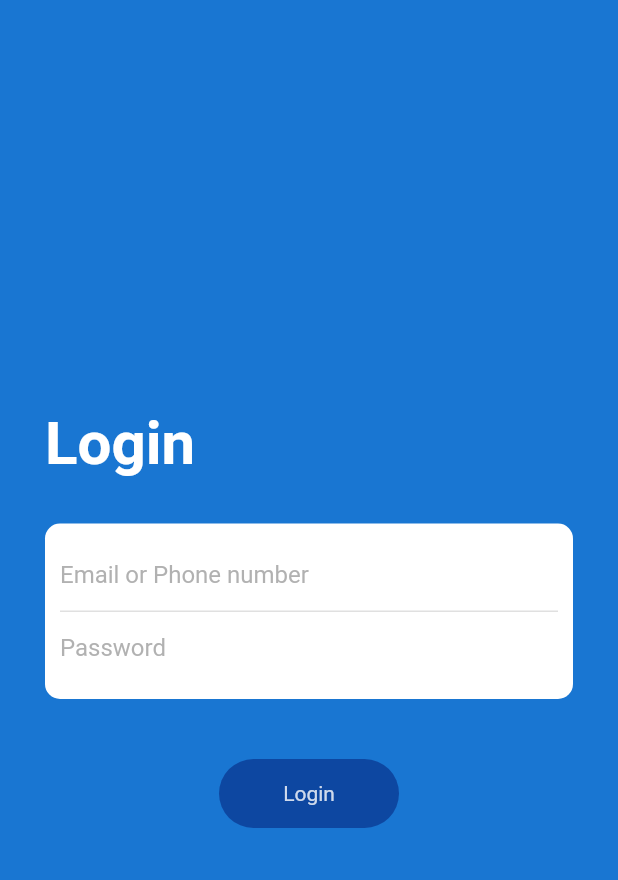
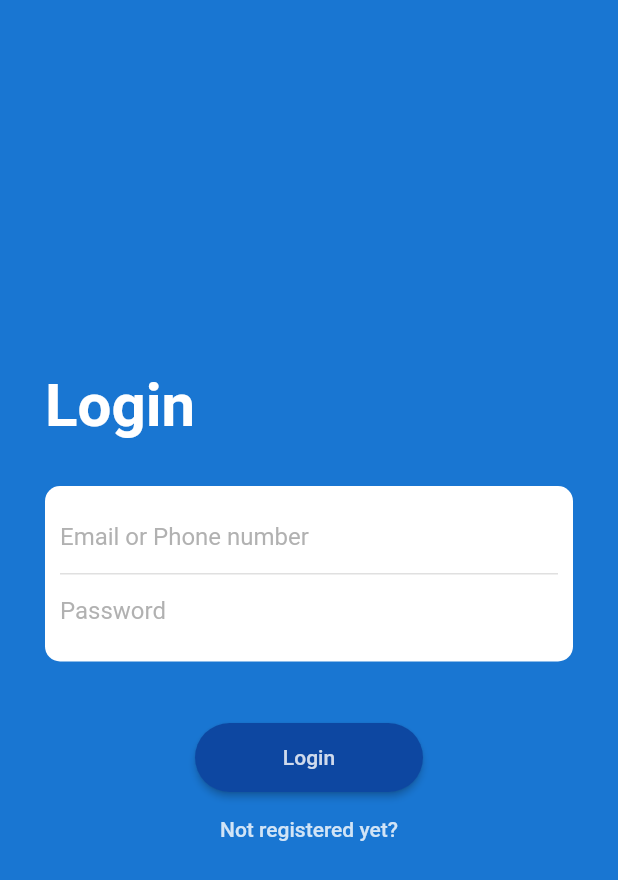
Before and after one commit to RodrigoAGM/subastapp-mobile, a Flutter app: the screen it shows after launch, on a phone screen of 412 x 824 dp. Shown: the top 880 px of the screen. Run offline on Flutter 3.47's test engine with Material 2 defaults, Android fonts, the phone set to English and light mode, and no system bars; our stand-ins replace page_transition, shared_preferences, simple_animations.

Commit message:
Change button interaction in login

```diff
--- a/lib/login/login_screen.dart
+++ b/lib/login/login_screen.dart
@@ -51,15 +51,40 @@ class LoginPage extends StatelessWidget {
             )),
             SizedBox(height: 40,),
             FadeAnimation(1.8, Center(
-              child: Container(
-                width: 120,
-                padding: EdgeInsets.all(15),
-                decoration: BoxDecoration(
-                  borderRadius: BorderRadius.circular(50),
-                  color: Colors.blue[900]
-                ),
-                child: Center(child: Text("Login", style: TextStyle(color: Colors.white.withOpacity(.8)),)),
-              ),
+              child: Column(
+                children: <Widget>[
+                  RaisedButton(
+                    onPressed: (){
+
+                    },
+                    shape: RoundedRectangleBorder(
+                      borderRadius: new BorderRadius.circular(50),
+                    ),
+                    color: Colors.blue[900],
+                    child: Container(
+                      width: 120,
+                      padding: EdgeInsets.all(15),
+                      child: Center(child: Text("Login", style: TextStyle(color: Colors.white.withOpacity(.8)),)),
+                    ),
+                  ),
+
+                  RaisedButton(
+                    onPressed: (){
+
+                    },
+                    color: Colors.transparent,
+                    elevation: 0,
+                    splashColor: Colors.transparent,
+                    highlightColor: Colors.transparent,
+                    highlightElevation: 0,
+                    child: Container(
+                      width: 150,
+                      padding: EdgeInsets.all(15),
+                      child: Center(child: Text("Not registered yet?", style: TextStyle(color: Colors.white.withOpacity(.8)),)),
+                    ),
+                  ),
+                ],
+              )
             )),
           ],
         ),
```
